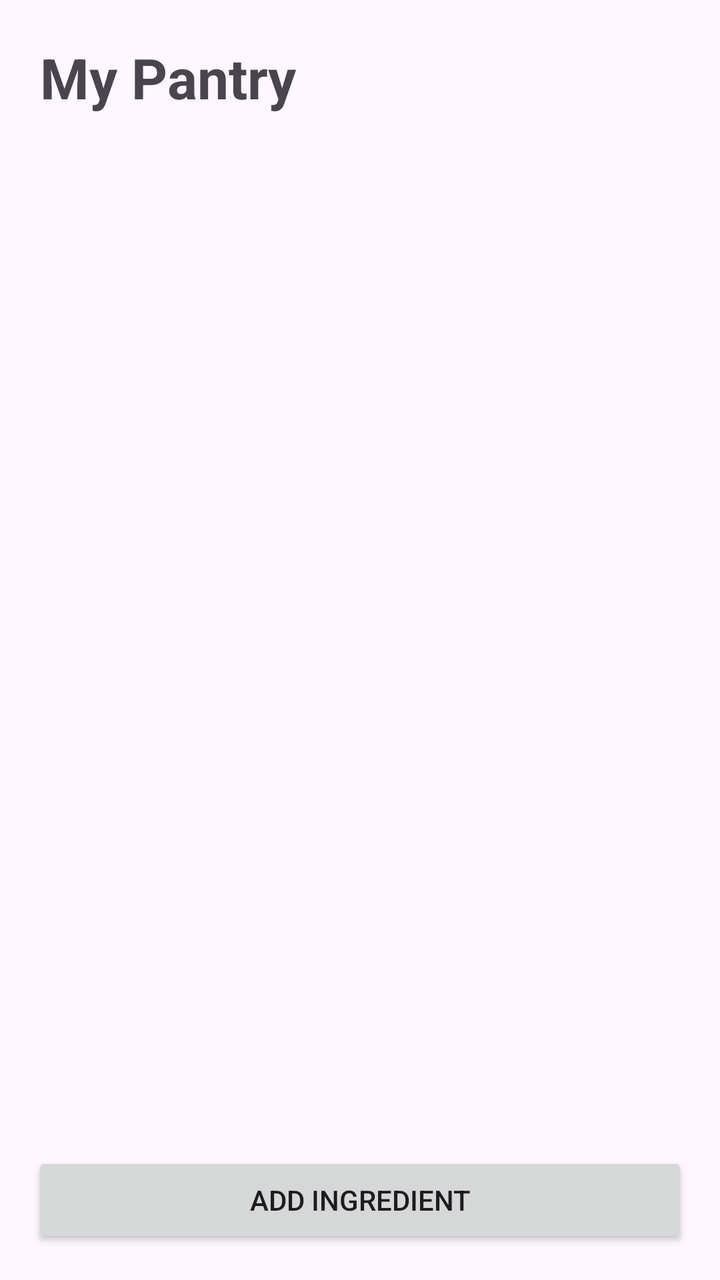
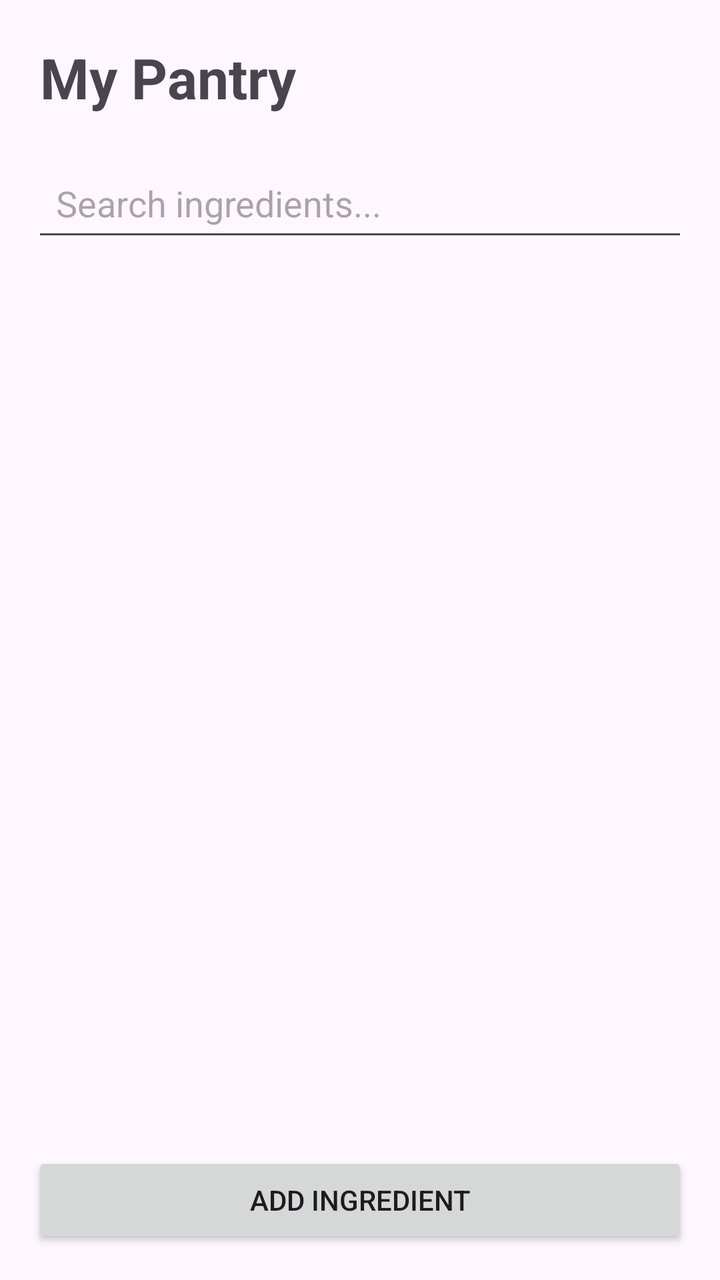

The first picture is an Android layout as it rendered before a commit; the second is the same layout after the commit. The layout source and the unified diff follow.
<!-- AndroidManifest.xml: application theme Theme.SmartPantryManager -->
<!-- res/layout/activity_pantry_list.xml -->
<?xml version="1.0" encoding="utf-8"?>
<LinearLayout xmlns:android="http://schemas.android.com/apk/res/android"
    android:layout_width="match_parent"
    android:layout_height="match_parent"
    android:orientation="vertical">

    <TextView
        android:id="@+id/tvPantryTitle"
        android:layout_width="match_parent"
        android:layout_height="wrap_content"
        android:text="My Pantry"
        android:textSize="28sp"
        android:textStyle="bold"
        android:padding="20dp" />

    <TextView
        android:id="@+id/tvEmptyPantry"
        android:layout_width="match_parent"
        android:layout_height="wrap_content"
        android:text="Your pantry is empty. Add some ingredients."
        android:textSize="16sp"
        android:gravity="center"
        android:padding="20dp"
        android:visibility="gone" />

    <androidx.recyclerview.widget.RecyclerView
        android:id="@+id/recyclerPantry"
        android:layout_width="match_parent"
        android:layout_height="0dp"
        android:layout_weight="1" />

    <Button
        android:id="@+id/btnAddIngredient"
        android:layout_width="match_parent"
        android:layout_height="wrap_content"
        android:text="Add Ingredient"
        android:layout_margin="16dp" />

</LinearLayout>
<!-- resources referenced by this layout -->
<resources>
  <style name="Theme.SmartPantryManager" parent="Base.Theme.SmartPantryManager" />
  <style name="Base.Theme.SmartPantryManager" parent="Theme.Material3.DayNight.NoActionBar">
          
          
      </style>
</resources>

<!-- the commit's change to res/layout/activity_pantry_list.xml (unified diff, before → after) -->
@@ -12,6 +12,18 @@
         android:textSize="28sp"
         android:textStyle="bold"
         android:padding="20dp" />
+
+    <EditText
+        android:id="@+id/etSearchPantry"
+        android:layout_width="match_parent"
+        android:layout_height="wrap_content"
+        android:hint="Search ingredients..."
+        android:inputType="text"
+        android:singleLine="true"
+        android:padding="12dp"
+        android:layout_marginStart="16dp"
+        android:layout_marginEnd="16dp"
+        android:layout_marginBottom="8dp" />
 
     <TextView
         android:id="@+id/tvEmptyPantry"
